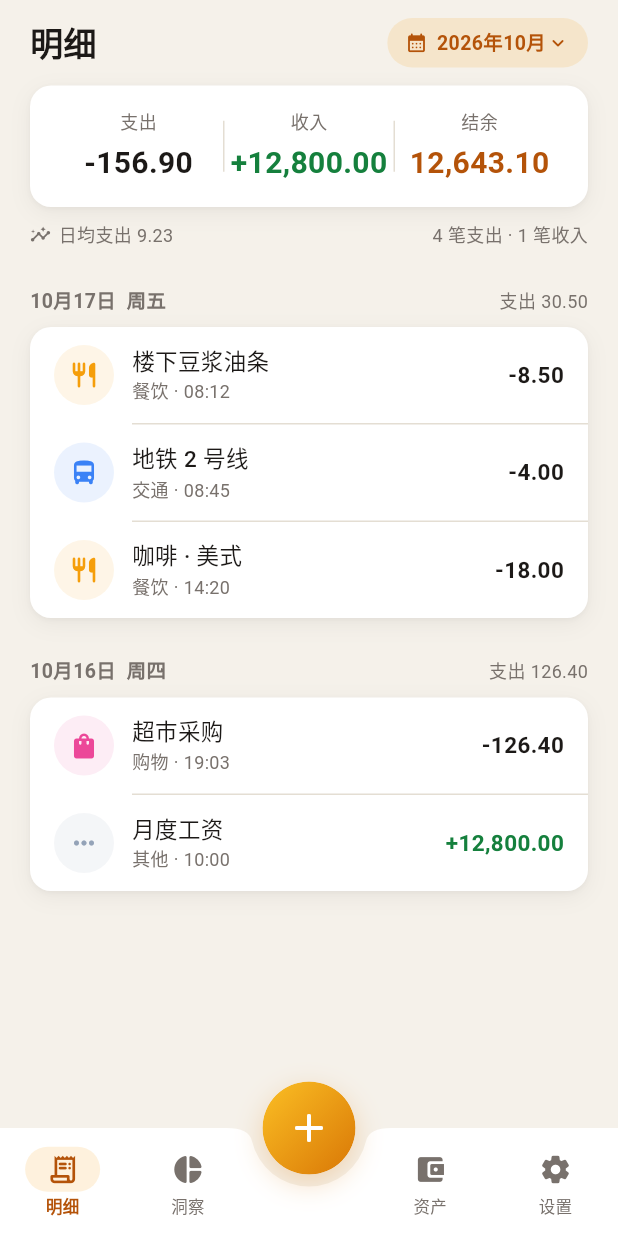
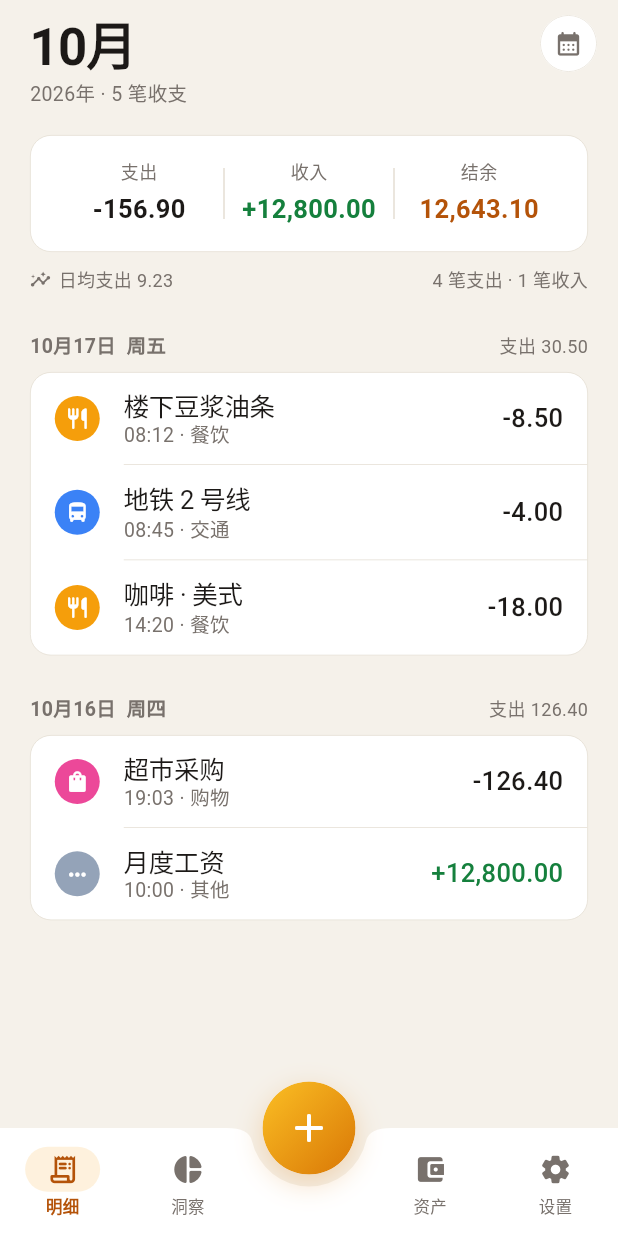
Before and after one commit to mayapony/beancount, a Flutter app: the screen it shows after launch, on a phone screen of 412 x 824 dp. Run offline on Flutter 3.47's test engine with Material 3 defaults, Android fonts, the phone set to English and light mode, and no system bars; our stand-ins replace fl_chart.

Commit message:
feat(ui): 重做四个页面的页头与列表版式
- 明细：页头改为「月份 + 笔数摘要 + 日历入口」，列表信息改为「时间 · 分类」
- 洞察：改为大金额 + 副标题 + 胶囊切换器
- 资产 / 设置：图标改实心圆底，与明细页版式对齐
- 分类图标改实心色，统一头像尺寸与行距

```diff
--- a/lib/pages/design_showcase_page.dart
+++ b/lib/pages/design_showcase_page.dart
@@ -387,7 +387,8 @@ class _DesignShowcasePageState extends State<DesignShowcasePage> {
                           padding: const EdgeInsets.all(14),
                           decoration: BoxDecoration(
                             color: BeanColors.surfaceDark,
-                            borderRadius: BorderRadius.circular(BeanRadius.card),
+                            borderRadius:
+                                BorderRadius.circular(BeanRadius.card),
                           ),
                           child: Row(
                             children: [
--- a/lib/pages/transactions_page.dart
+++ b/lib/pages/transactions_page.dart
@@ -40,41 +40,15 @@ class TransactionsPage extends StatelessWidget {
       child: ListView(
         padding: const EdgeInsets.only(bottom: 120),
         children: [
-          // 与其他页面统一的标题栏：左「明细」，右侧月份切换
-          BeanPageHeader(
-            title: '明细',
+          // 没有「明细」标题：月份就是标题，底部 tab 已经说明这是哪一页
+          BeanLargeTitle(
+            title: '10月',
+            subtitle: '2026年 · ${expenseCount + incomeCount} 笔收支',
             actions: [
-              Container(
-                padding:
-                    const EdgeInsets.symmetric(horizontal: 12, vertical: 7),
-                decoration: BoxDecoration(
-                  color: BeanColors.gold.withValues(alpha: 0.14),
-                  borderRadius: BorderRadius.circular(BeanRadius.chip),
-                ),
-                child: Row(
-                  mainAxisSize: MainAxisSize.min,
-                  children: [
-                    const Icon(
-                      Icons.calendar_month_rounded,
-                      size: 15,
-                      color: BeanColors.goldDeep,
-                    ),
-                    const SizedBox(width: 6),
-                    const Text(
-                      '2026年10月',
-                      style: TextStyle(
-                        fontSize: 13,
-                        fontWeight: FontWeight.w600,
-                        color: BeanColors.goldDeep,
-                      ),
-                    ),
-                    const Icon(
-                      Icons.keyboard_arrow_down_rounded,
-                      size: 16,
-                      color: BeanColors.goldDeep,
-                    ),
-                  ],
-                ),
+              BeanCircleAction(
+                icon: Icons.calendar_month_rounded,
+                tooltip: '切换月份',
+                onTap: () {},
               ),
             ],
           ),
@@ -88,7 +62,7 @@ class TransactionsPage extends StatelessWidget {
                   Expanded(
                     child: _Metric(
                       label: '支出',
-                      child: AmountText(totalExpense, fontSize: 20),
+                      child: AmountText(totalExpense, fontSize: 17),
                     ),
                   ),
                   _divider(palette),
@@ -98,7 +72,7 @@ class TransactionsPage extends StatelessWidget {
                       child: AmountText(
                         totalIncome,
                         isIncome: true,
-                        fontSize: 20,
+                        fontSize: 17,
                       ),
                     ),
                   ),
@@ -109,7 +83,7 @@ class TransactionsPage extends StatelessWidget {
                       child: AmountText(
                         totalIncome - totalExpense,
                         showSign: false,
-                        fontSize: 20,
+                        fontSize: 17,
                         color: BeanColors.goldDeep,
                       ),
                     ),
@@ -200,8 +174,9 @@ class TransactionsPage extends StatelessWidget {
                             _TransactionRow(item: group.items[i]),
                             if (i != group.items.length - 1)
                               Divider(
-                                height: 1,
-                                indent: 68,
+                                height: BeanSpace.hairline,
+                                thickness: BeanSpace.hairline,
+                                indent: 62,
                                 color: palette.border,
                               ),
                           ],
@@ -257,14 +232,15 @@ class _TransactionRow extends StatelessWidget {
   Widget build(BuildContext context) {
     final palette = BeanPalette.of(context);
     return Padding(
+      // 行高 56：iOS 列表的节奏，比原来的 64 更紧凑但留白更多
       padding: const EdgeInsets.symmetric(
-        horizontal: BeanSpace.card,
-        vertical: 12,
+        horizontal: 16,
+        vertical: 11,
       ),
       child: Row(
         children: [
           CategoryAvatar(categoryIndex: item.categoryIndex),
-          const SizedBox(width: 12),
+          const SizedBox(width: 16),
           Expanded(
             child: Column(
               crossAxisAlignment: CrossAxisAlignment.start,
@@ -272,14 +248,20 @@ class _TransactionRow extends StatelessWidget {
                 Text(
                   item.title,
                   style: const TextStyle(
-                    fontSize: 15,
-                    fontWeight: FontWeight.w500,
+                    fontSize: 17,
+                    height: 1.25,
+                    letterSpacing: -0.2,
+                    fontWeight: FontWeight.w400,
                   ),
                 ),
-                const SizedBox(height: 2),
+                const SizedBox(height: 1),
                 Text(
-                  '${BeanColors.categoryNames[item.categoryIndex]} · ${item.time}',
-                  style: TextStyle(fontSize: 12, color: palette.textSecondary),
+                  '${item.time} · ${BeanColors.categoryNames[item.categoryIndex]}',
+                  style: TextStyle(
+                    fontSize: 13,
+                    height: 1.2,
+                    color: palette.textSecondary,
+                  ),
                 ),
               ],
             ),
@@ -287,7 +269,8 @@ class _TransactionRow extends StatelessWidget {
           AmountText(
             item.amount,
             isIncome: item.isIncome,
-            fontSize: 15,
+            fontSize: 17,
+            fontWeight: FontWeight.w500,
           ),
         ],
       ),
--- a/lib/widgets/common.dart
+++ b/lib/widgets/common.dart
@@ -2,7 +2,9 @@ import 'package:flutter/material.dart';
 
 import '../theme/tokens.dart';
 
-/// 圆角卡片：Soft UI 两层柔和阴影。
+/// 分组卡片：白底 + 0.5px 发丝线，**不用阴影**。
+///
+/// iOS 的 inset grouped list 靠"底色差 + 发丝线"分层，阴影是 Material 的语言。
 class BeanCard extends StatelessWidget {
   const BeanCard({
     super.key,
@@ -27,7 +29,10 @@ class BeanCard extends StatelessWidget {
       decoration: BoxDecoration(
         color: color ?? palette.surface,
         borderRadius: BorderRadius.circular(radius),
-        boxShadow: BeanShadow.soft,
+        border: Border.all(
+          color: palette.border,
+          width: BeanSpace.hairline,
+        ),
       ),
       child: child,
     );
@@ -38,6 +43,108 @@ class BeanCard extends StatelessWidget {
         onTap: onTap,
         borderRadius: BorderRadius.circular(radius),
         child: card,
+      ),
+    );
+  }
+}
+
+/// 页面大标题：34/w700 + 副行 13。**替代原来的「页面标题」**。
+///
+/// 用法上它承担三件事：定位（配 tab 高亮）、层级起点、视觉锚点。
+/// 明细页放月份、资产页放净资产、洞察页放本月支出——标题本身是内容。
+class BeanLargeTitle extends StatelessWidget {
+  const BeanLargeTitle({
+    super.key,
+    required this.title,
+    this.subtitle,
+    this.actions = const [],
+  });
+
+  final String title;
+  final String? subtitle;
+  final List<Widget> actions;
+
+  @override
+  Widget build(BuildContext context) {
+    final palette = BeanPalette.of(context);
+    return Padding(
+      padding: const EdgeInsets.fromLTRB(
+        BeanSpace.page,
+        10,
+        BeanSpace.page - 6,
+        18,
+      ),
+      child: Row(
+        crossAxisAlignment: CrossAxisAlignment.start,
+        children: [
+          Expanded(
+            child: Column(
+              crossAxisAlignment: CrossAxisAlignment.start,
+              children: [
+                Text(
+                  title,
+                  maxLines: 1,
+                  overflow: TextOverflow.ellipsis,
+                  style: TextStyle(
+                    fontSize: 34,
+                    height: 1.12,
+                    fontWeight: FontWeight.w700,
+                    letterSpacing: -0.6,
+                    color: Theme.of(context).colorScheme.onSurface,
+                    fontFeatures: const [FontFeature.tabularFigures()],
+                  ),
+                ),
+                if (subtitle != null) ...[
+                  const SizedBox(height: 2),
+                  Text(
+                    subtitle!,
+                    style: TextStyle(
+                      fontSize: 13,
+                      color: palette.textSecondary,
+                    ),
+                  ),
+                ],
+              ],
+            ),
+          ),
+          const SizedBox(width: 8),
+          ...actions,
+        ],
+      ),
+    );
+  }
+}
+
+/// 圆形图标按钮：白底 + 发丝线，替代 Material 的带底 chip。
+class BeanCircleAction extends StatelessWidget {
+  const BeanCircleAction({
+    super.key,
+    required this.icon,
+    required this.onTap,
+    this.tooltip,
+  });
+
+  final IconData icon;
+  final VoidCallback onTap;
+  final String? tooltip;
+
+  @override
+  Widget build(BuildContext context) {
+    final palette = BeanPalette.of(context);
+    return Material(
+      color: palette.surface,
+      shape: CircleBorder(
+        side: BorderSide(color: palette.border, width: BeanSpace.hairline),
+      ),
+      clipBehavior: Clip.antiAlias,
+      child: InkWell(
+        customBorder: const CircleBorder(),
+        onTap: onTap,
+        child: SizedBox(
+          width: 38,
+          height: 38,
+          child: Icon(icon, size: 19, color: palette.textSecondary),
+        ),
       ),
     );
   }
@@ -57,7 +164,11 @@ class SectionTitle extends StatelessWidget {
         children: [
           Text(
             text,
-            style: const TextStyle(fontSize: 17, fontWeight: FontWeight.w600),
+            style: const TextStyle(
+              fontSize: 15,
+              fontWeight: FontWeight.w600,
+              letterSpacing: -0.2,
+            ),
           ),
           const Spacer(),
           if (trailing != null) trailing!,
@@ -67,31 +178,36 @@ class SectionTitle extends StatelessWidget {
   }
 }
 
-/// 分类圆底图标：彩色图标 + 同色系 8% 透明度圆底（tinted，轻盈不脏）。
+/// 分类图标（与 `BeanColors.categoryNames` 同序）。
+/// 记账面板的灰阶网格与列表行的彩色圆底共用这一份，避免两处各写一遍。
+const kCategoryIcons = <IconData>[
+  Icons.restaurant_rounded,
+  Icons.directions_bus_rounded,
+  Icons.shopping_bag_rounded,
+  Icons.movie_rounded,
+  Icons.home_rounded,
+  Icons.local_hospital_rounded,
+  Icons.school_rounded,
+  Icons.flight_rounded,
+  Icons.fitness_center_rounded,
+  Icons.devices_rounded,
+  Icons.pets_rounded,
+  Icons.more_horiz_rounded,
+];
+
+/// 分类图标：**实心彩色圆 + 白色字形**（iOS 设置页 / 健康 App 的语言）。
+///
+/// 原来是"淡色圆底 + 彩线图标"，在分组列表里会显脏；实心圆在 28–30 尺寸下更清楚，
+/// 也更符合果味方向。
 class CategoryAvatar extends StatelessWidget {
   const CategoryAvatar({
     super.key,
     required this.categoryIndex,
-    this.size = 40,
+    this.size = 30,
   });
 
   final int categoryIndex;
   final double size;
-
-  static const _icons = <IconData>[
-    Icons.restaurant_rounded,
-    Icons.directions_bus_rounded,
-    Icons.shopping_bag_rounded,
-    Icons.movie_rounded,
-    Icons.home_rounded,
-    Icons.local_hospital_rounded,
-    Icons.school_rounded,
-    Icons.flight_rounded,
-    Icons.fitness_center_rounded,
-    Icons.devices_rounded,
-    Icons.pets_rounded,
-    Icons.more_horiz_rounded,
-  ];
 
   @override
   Widget build(BuildContext context) {
@@ -101,13 +217,13 @@ class CategoryAvatar extends StatelessWidget {
       width: size,
       height: size,
       decoration: BoxDecoration(
-        color: color.withValues(alpha: 0.10),
+        color: color,
         shape: BoxShape.circle,
       ),
       child: Icon(
-        _icons[categoryIndex % _icons.length],
-        size: size * 0.5,
-        color: color,
+        kCategoryIcons[categoryIndex % kCategoryIcons.length],
+        size: size * 0.55,
+        color: Colors.white,
       ),
     );
   }
@@ -164,56 +280,3 @@ class BeanEmptyState extends StatelessWidget {
     );
   }
 }
-
-/// 顶部标题栏（页面通用）。
-class BeanPageHeader extends StatelessWidget {
-  const BeanPageHeader({
-    super.key,
-    required this.title,
-    this.subtitle,
-    this.actions = const [],
-  });
-
-  final String title;
-  final String? subtitle;
-  final List<Widget> actions;
-
-  @override
-  Widget build(BuildContext context) {
-    final palette = BeanPalette.of(context);
-    return Padding(
-      padding: const EdgeInsets.fromLTRB(
-        BeanSpace.page,
-        12,
-        BeanSpace.page,
-        12,
-      ),
-      child: Row(
-        crossAxisAlignment: CrossAxisAlignment.center,
-        children: [
-          Column(
-            crossAxisAlignment: CrossAxisAlignment.start,
-            children: [
-              Text(
-                title,
-                style: const TextStyle(
-                  fontSize: 22,
-                  fontWeight: FontWeight.w700,
-                ),
-              ),
-              if (subtitle != null) ...[
-                const SizedBox(height: 2),
-                Text(
-                  subtitle!,
-                  style: TextStyle(fontSize: 12, color: palette.textSecondary),
-                ),
-              ],
-            ],
-          ),
-          const Spacer(),
-          ...actions,
-        ],
-      ),
-    );
-  }
-}
```
Also changed, not shown: lib/data/demo_data.dart (+44 -7 lines), lib/pages/assets_page.dart (+65 -45 lines), lib/pages/insights_page.dart (+33 -72 lines), lib/pages/settings_page.dart (+22 -16 lines).
